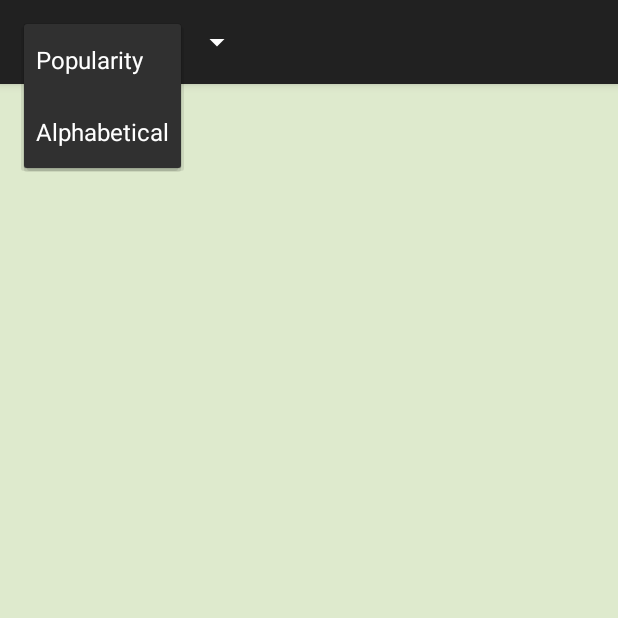
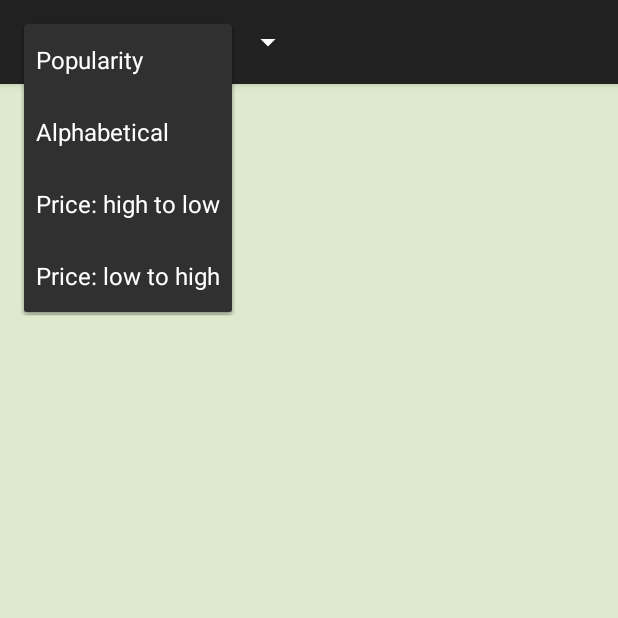
Before and after one commit to theGrue/VideoGamePriceCharts, an Android app: the PriceListActivity screen opened directly, with no data from a screen before it, after a tap on "Popularity", on a phone screen of 412 x 824 dp, the top half of it. Run offline under Robolectric (Android 15) with nearby library versions, the phone set to English and light mode, and no system bars.

Commit message:
Add "Price: high to low" and "Price: low to high" sorting options to browse results.

```diff
--- a/app/src/main/AndroidManifest.xml
+++ b/app/src/main/AndroidManifest.xml
@@ -1,8 +1,8 @@
 <?xml version="1.0" encoding="utf-8"?>
 <manifest xmlns:android="http://schemas.android.com/apk/res/android"
       package="com.jgrue.vgpc"
-      android:versionCode="17"
-      android:versionName="1.16">
+      android:versionCode="18"
+      android:versionName="1.17">
     <uses-sdk android:minSdkVersion="7" android:targetSdkVersion="16"/>
     <uses-permission android:name="android.permission.INTERNET"></uses-permission>
 
--- a/app/src/main/res/values/strings.xml
+++ b/app/src/main/res/values/strings.xml
@@ -17,10 +17,14 @@
     <string-array name="sort_by">
         <item>Popularity</item>
     	<item>Alphabetical</item>
+        <item>Price: high to low</item>
+        <item>Price: low to high</item>
     </string-array>
     <string-array name="sort_by_type">
         <item></item>
     	<item>name</item>
+        <item>highest-price</item>
+        <item>lowest-price</item>
     </string-array>
     <string name="price_chart_activity_label">Price History Chart</string>
     <string name="full_game_activity_label">New &amp; Used Price Comparison</string>
```
